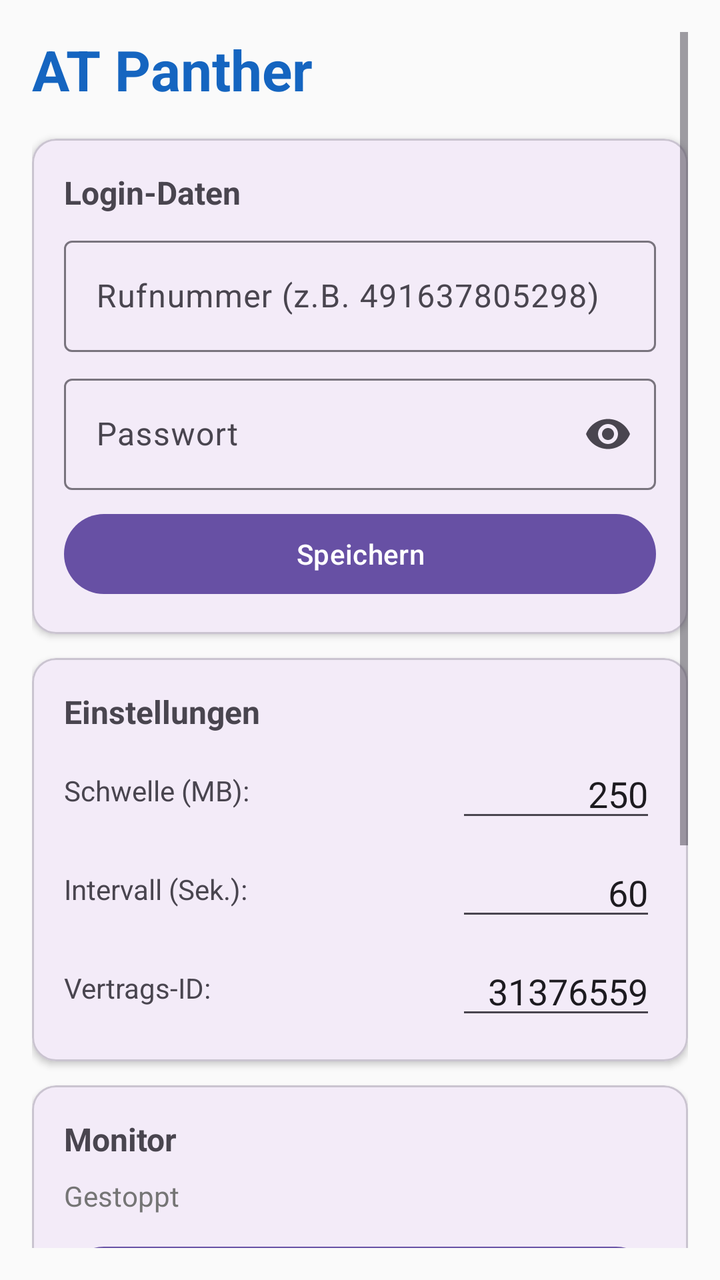
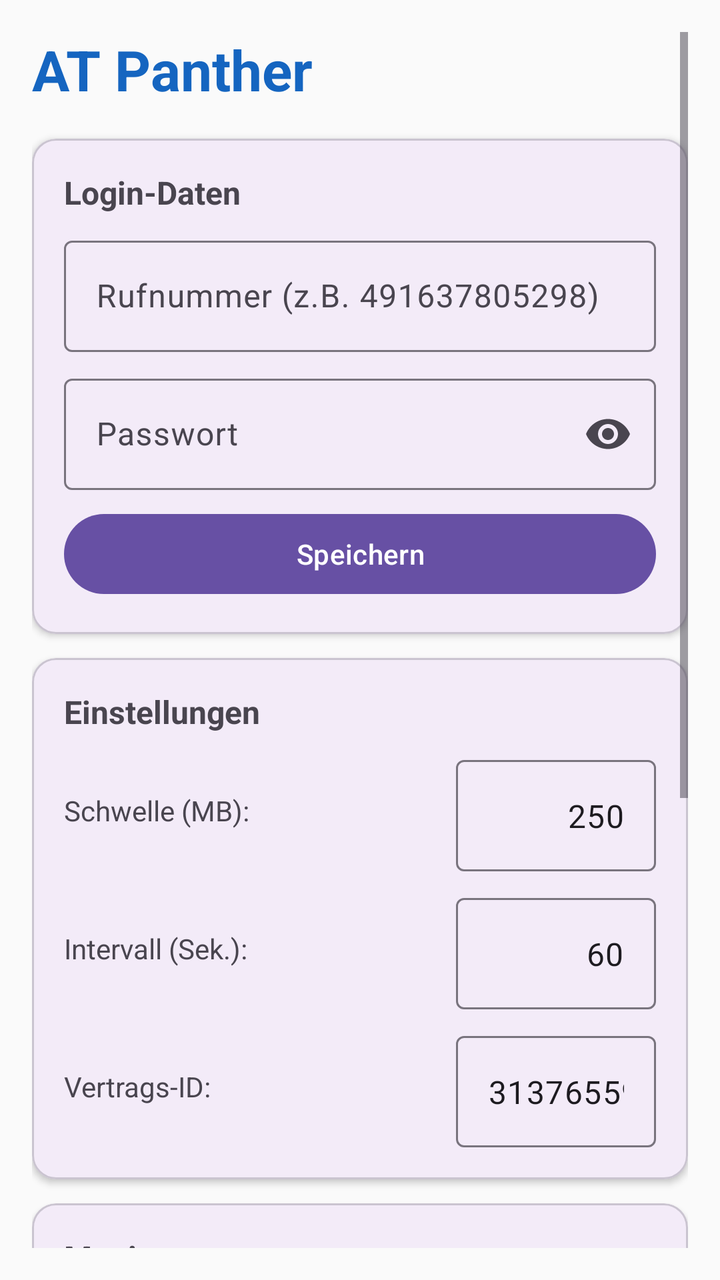

An Android layout rendered at two revisions. The XML below is the earlier revision; the diff shows what the commit changed to produce the second picture.
<!-- AndroidManifest.xml: application theme Theme.Material3.Light.NoActionBar -->
<!-- res/layout/activity_main.xml -->
<?xml version="1.0" encoding="utf-8"?>
<ScrollView xmlns:android="http://schemas.android.com/apk/res/android"
    xmlns:app="http://schemas.android.com/apk/res-auto"
    android:layout_width="match_parent"
    android:layout_height="match_parent"
    android:padding="16dp"
    android:background="#FAFAFA">

    <LinearLayout
        android:layout_width="match_parent"
        android:layout_height="wrap_content"
        android:orientation="vertical">

        
        <TextView
            android:layout_width="match_parent"
            android:layout_height="wrap_content"
            android:text="AT Panther"
            android:textSize="28sp"
            android:textStyle="bold"
            android:textColor="#1565C0"
            android:layout_marginBottom="16dp" />

        
        <com.google.android.material.card.MaterialCardView
            android:layout_width="match_parent"
            android:layout_height="wrap_content"
            android:layout_marginBottom="12dp"
            app:cardCornerRadius="12dp"
            app:cardElevation="2dp">

            <LinearLayout
                android:layout_width="match_parent"
                android:layout_height="wrap_content"
                android:orientation="vertical"
                android:padding="16dp">

                <TextView
                    android:layout_width="wrap_content"
                    android:layout_height="wrap_content"
                    android:text="Login-Daten"
                    android:textSize="16sp"
                    android:textStyle="bold"
                    android:layout_marginBottom="8dp" />

                <com.google.android.material.textfield.TextInputLayout
                    android:layout_width="match_parent"
                    android:layout_height="wrap_content"
                    android:hint="Rufnummer (z.B. 491637805298)">

                    <com.google.android.material.textfield.TextInputEditText
                        android:id="@+id/etPhone"
                        android:layout_width="match_parent"
                        android:layout_height="wrap_content"
                        android:inputType="phone" />
                </com.google.android.material.textfield.TextInputLayout>

                <com.google.android.material.textfield.TextInputLayout
                    android:layout_width="match_parent"
                    android:layout_height="wrap_content"
                    android:layout_marginTop="8dp"
                    android:hint="Passwort"
                    app:endIconMode="password_toggle">

                    <com.google.android.material.textfield.TextInputEditText
                        android:id="@+id/etPassword"
                        android:layout_width="match_parent"
                        android:layout_height="wrap_content"
                        android:inputType="textPassword" />
                </com.google.android.material.textfield.TextInputLayout>

                <com.google.android.material.button.MaterialButton
                    android:id="@+id/btnSaveCredentials"
                    android:layout_width="match_parent"
                    android:layout_height="wrap_content"
                    android:layout_marginTop="8dp"
                    android:text="Speichern" />

            </LinearLayout>
        </com.google.android.material.card.MaterialCardView>

        
        <com.google.android.material.card.MaterialCardView
            android:layout_width="match_parent"
            android:layout_height="wrap_content"
            android:layout_marginBottom="12dp"
            app:cardCornerRadius="12dp"
            app:cardElevation="2dp">

            <LinearLayout
                android:layout_width="match_parent"
                android:layout_height="wrap_content"
                android:orientation="vertical"
                android:padding="16dp">

                <TextView
                    android:layout_width="wrap_content"
                    android:layout_height="wrap_content"
                    android:text="Einstellungen"
                    android:textSize="16sp"
                    android:textStyle="bold"
                    android:layout_marginBottom="8dp" />

                <LinearLayout
                    android:layout_width="match_parent"
                    android:layout_height="wrap_content"
                    android:orientation="horizontal"
                    android:gravity="center_vertical">

                    <TextView
                        android:layout_width="0dp"
                        android:layout_height="wrap_content"
                        android:layout_weight="1"
                        android:text="Schwelle (MB):" />

                    <EditText
                        android:id="@+id/etThreshold"
                        android:layout_width="100dp"
                        android:layout_height="wrap_content"
                        android:inputType="number"
                        android:text="250"
                        android:gravity="end" />
                </LinearLayout>

                <LinearLayout
                    android:layout_width="match_parent"
                    android:layout_height="wrap_content"
                    android:orientation="horizontal"
                    android:gravity="center_vertical"
                    android:layout_marginTop="8dp">

                    <TextView
                        android:layout_width="0dp"
                        android:layout_height="wrap_content"
                        android:layout_weight="1"
                        android:text="Intervall (Sek.):" />

                    <EditText
                        android:id="@+id/etInterval"
                        android:layout_width="100dp"
                        android:layout_height="wrap_content"
                        android:inputType="number"
                        android:text="60"
                        android:gravity="end" />
                </LinearLayout>

                <LinearLayout
                    android:layout_width="match_parent"
                    android:layout_height="wrap_content"
                    android:orientation="horizontal"
                    android:gravity="center_vertical"
                    android:layout_marginTop="8dp">

                    <TextView
                        android:layout_width="0dp"
                        android:layout_height="wrap_content"
                        android:layout_weight="1"
                        android:text="Vertrags-ID:" />

                    <EditText
                        android:id="@+id/etContractId"
                        android:layout_width="100dp"
                        android:layout_height="wrap_content"
                        android:inputType="number"
                        android:text="31376559"
                        android:gravity="end" />
                </LinearLayout>

            </LinearLayout>
        </com.google.android.material.card.MaterialCardView>

        
        <com.google.android.material.card.MaterialCardView
            android:layout_width="match_parent"
            android:layout_height="wrap_content"
            android:layout_marginBottom="12dp"
            app:cardCornerRadius="12dp"
            app:cardElevation="2dp">

            <LinearLayout
                android:layout_width="match_parent"
                android:layout_height="wrap_content"
                android:orientation="vertical"
                android:padding="16dp">

                <TextView
                    android:layout_width="wrap_content"
                    android:layout_height="wrap_content"
                    android:text="Monitor"
                    android:textSize="16sp"
                    android:textStyle="bold"
                    android:layout_marginBottom="8dp" />

                <TextView
                    android:id="@+id/tvStatus"
                    android:layout_width="match_parent"
                    android:layout_height="wrap_content"
                    android:text="Gestoppt"
                    android:textSize="14sp"
                    android:textColor="#757575"
                    android:layout_marginBottom="12dp" />

                <com.google.android.material.button.MaterialButton
                    android:id="@+id/btnToggleService"
                    android:layout_width="match_parent"
                    android:layout_height="wrap_content"
                    android:text="Monitor starten" />

            </LinearLayout>
        </com.google.android.material.card.MaterialCardView>

        
        <com.google.android.material.card.MaterialCardView
            android:layout_width="match_parent"
            android:layout_height="wrap_content"
            app:cardCornerRadius="12dp"
            app:cardElevation="2dp">

            <LinearLayout
                android:layout_width="match_parent"
                android:layout_height="wrap_content"
                android:orientation="vertical"
                android:padding="16dp">

                <TextView
                    android:layout_width="wrap_content"
                    android:layout_height="wrap_content"
                    android:text="Verlauf"
                    android:textSize="16sp"
                    android:textStyle="bold"
                    android:layout_marginBottom="8dp" />

                <androidx.recyclerview.widget.RecyclerView
                    android:id="@+id/rvLog"
                    android:layout_width="match_parent"
                    android:layout_height="0dp"
                    android:layout_weight="1"
                    android:minHeight="200dp"
                    android:nestedScrollingEnabled="false" />

            </LinearLayout>
        </com.google.android.material.card.MaterialCardView>

    </LinearLayout>
</ScrollView>
<!-- resources referenced by this layout -->
<resources>

</resources>

<!-- the commit's change to res/layout/activity_main.xml (unified diff, before → after) -->
@@ -113,13 +113,18 @@
                         android:layout_weight="1"
                         android:text="Schwelle (MB):" />
 
-                    <EditText
-                        android:id="@+id/etThreshold"
+                    <com.google.android.material.textfield.TextInputLayout
                         android:layout_width="100dp"
-                        android:layout_height="wrap_content"
-                        android:inputType="number"
-                        android:text="250"
-                        android:gravity="end" />
+                        android:layout_height="wrap_content">
+
+                        <com.google.android.material.textfield.TextInputEditText
+                            android:id="@+id/etThreshold"
+                            android:layout_width="match_parent"
+                            android:layout_height="wrap_content"
+                            android:inputType="number"
+                            android:text="250"
+                            android:gravity="end" />
+                    </com.google.android.material.textfield.TextInputLayout>
                 </LinearLayout>
 
                 <LinearLayout
@@ -135,13 +140,18 @@
                         android:layout_weight="1"
                         android:text="Intervall (Sek.):" />
 
-                    <EditText
-                        android:id="@+id/etInterval"
+                    <com.google.android.material.textfield.TextInputLayout
                         android:layout_width="100dp"
-                        android:layout_height="wrap_content"
-                        android:inputType="number"
-                        android:text="60"
-                        android:gravity="end" />
+                        android:layout_height="wrap_content">
+
+                        <com.google.android.material.textfield.TextInputEditText
+                            android:id="@+id/etInterval"
+                            android:layout_width="match_parent"
+                            android:layout_height="wrap_content"
+                            android:inputType="number"
+                            android:text="60"
+                            android:gravity="end" />
+                    </com.google.android.material.textfield.TextInputLayout>
                 </LinearLayout>
 
                 <LinearLayout
@@ -157,13 +167,18 @@
                         android:layout_weight="1"
                         android:text="Vertrags-ID:" />
 
-                    <EditText
-                        android:id="@+id/etContractId"
+                    <com.google.android.material.textfield.TextInputLayout
                         android:layout_width="100dp"
-                        android:layout_height="wrap_content"
-                        android:inputType="number"
-                        android:text="31376559"
-                        android:gravity="end" />
+                        android:layout_height="wrap_content">
+
+                        <com.google.android.material.textfield.TextInputEditText
+                            android:id="@+id/etContractId"
+                            android:layout_width="match_parent"
+                            android:layout_height="wrap_content"
+                            android:inputType="number"
+                            android:text="31376559"
+                            android:gravity="end" />
+                    </com.google.android.material.textfield.TextInputLayout>
                 </LinearLayout>
 
             </LinearLayout>
